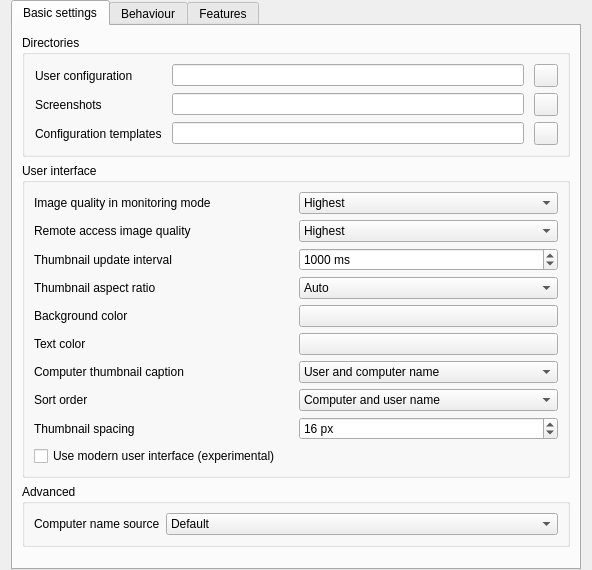
Before: the Qt Designer form configurator/src/MasterConfigurationPage.ui in veyon/veyon, drawn with Qt 5.
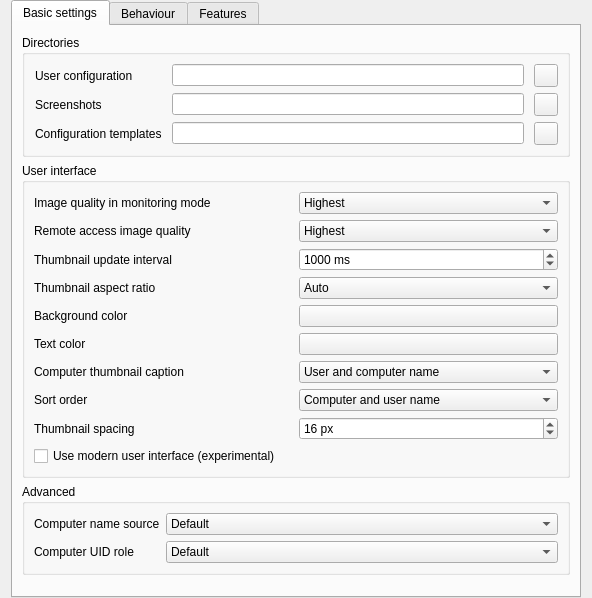
After: the same form once the commit is applied. Icons and pictures are not drawn.

Commit message: ComputerControlListModel: make content of UID role configurable

Diff of the .ui file:
```diff
--- a/configurator/src/MasterConfigurationPage.ui
+++ b/configurator/src/MasterConfigurationPage.ui
@@ -393,6 +393,27 @@
             </item>
            </widget>
           </item>
+          <item row="1" column="0">
+           <widget class="QLabel" name="computerUidRoleContentLabel">
+            <property name="text">
+             <string>Computer UID role</string>
+            </property>
+           </widget>
+          </item>
+          <item row="1" column="1">
+           <widget class="QComboBox" name="computerUidRoleContent">
+            <item>
+             <property name="text">
+              <string>Default</string>
+             </property>
+            </item>
+            <item>
+             <property name="text">
+              <string>Session meta data hash</string>
+             </property>
+            </item>
+           </widget>
+          </item>
          </layout>
         </widget>
        </item>
```
Left out of the diff: 1 changed line with no effect on the pictures. The commit also changes 5 other files.
